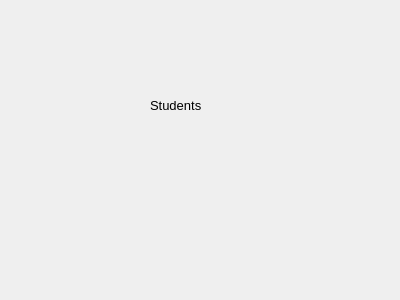
Old version of the form pagestudentsform.ui in the repository thenewcoder/school-administration-system.
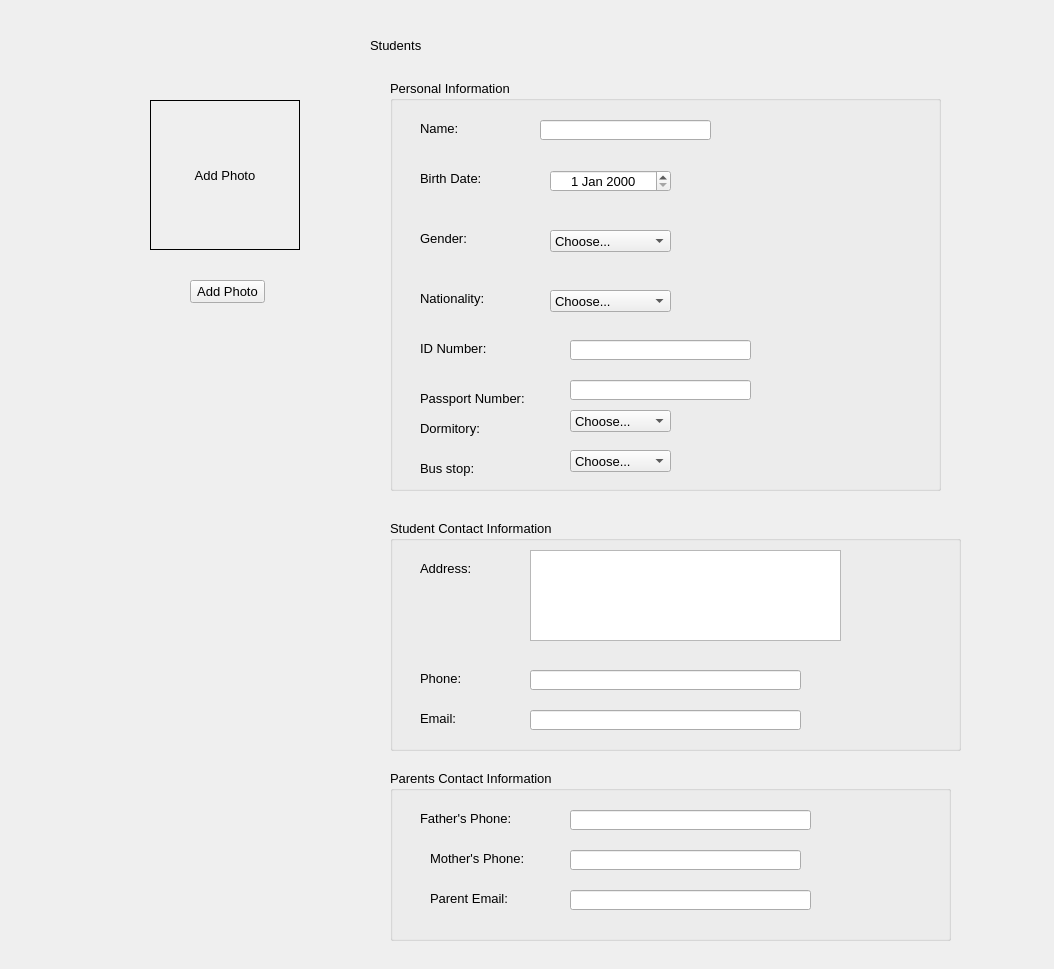
New version of the form.

Commit message: Added basic info to the students form.

What changed in the file:
```diff
--- a/pagestudentsform.ui
+++ b/pagestudentsform.ui
@@ -6,18 +6,23 @@
    <rect>
     <x>0</x>
     <y>0</y>
-    <width>400</width>
-    <height>300</height>
+    <width>1054</width>
+    <height>969</height>
    </rect>
   </property>
+  <property name="font">
+   <font>
+    <pointsize>10</pointsize>
+   </font>
+  </property>
   <property name="windowTitle">
    <string>Form</string>
   </property>
   <widget class="QLabel" name="label">
    <property name="geometry">
     <rect>
-     <x>150</x>
-     <y>70</y>
+     <x>370</x>
+     <y>10</y>
      <width>171</width>
      <height>71</height>
     </rect>
@@ -31,6 +36,450 @@
     <string>Students</string>
    </property>
   </widget>
+  <widget class="QLabel" name="label_2">
+   <property name="geometry">
+    <rect>
+     <x>150</x>
+     <y>100</y>
+     <width>150</width>
+     <height>150</height>
+    </rect>
+   </property>
+   <property name="sizePolicy">
+    <sizepolicy hsizetype="Fixed" vsizetype="Fixed">
+     <horstretch>0</horstretch>
+     <verstretch>0</verstretch>
+    </sizepolicy>
+   </property>
+   <property name="minimumSize">
+    <size>
+     <width>150</width>
+     <height>150</height>
+    </size>
+   </property>
+   <property name="maximumSize">
+    <size>
+     <width>150</width>
+     <height>150</height>
+    </size>
+   </property>
+   <property name="frameShape">
+    <enum>QFrame::Box</enum>
+   </property>
+   <property name="text">
+    <string>Add Photo</string>
+   </property>
+   <property name="alignment">
+    <set>Qt::AlignCenter</set>
+   </property>
+  </widget>
+  <widget class="QPushButton" name="btnAddPhoto">
+   <property name="geometry">
+    <rect>
+     <x>190</x>
+     <y>280</y>
+     <width>75</width>
+     <height>23</height>
+    </rect>
+   </property>
+   <property name="text">
+    <string>Add Photo</string>
+   </property>
+  </widget>
+  <widget class="QGroupBox" name="groupBox">
+   <property name="geometry">
+    <rect>
+     <x>390</x>
+     <y>80</y>
+     <width>551</width>
+     <height>411</height>
+    </rect>
+   </property>
+   <property name="title">
+    <string>Personal Information</string>
+   </property>
+   <widget class="QLabel" name="label_3">
+    <property name="geometry">
+     <rect>
+      <x>30</x>
+      <y>40</y>
+      <width>61</width>
+      <height>16</height>
+     </rect>
+    </property>
+    <property name="text">
+     <string>Name:</string>
+    </property>
+   </widget>
+   <widget class="QLineEdit" name="leName">
+    <property name="geometry">
+     <rect>
+      <x>150</x>
+      <y>40</y>
+      <width>171</width>
+      <height>20</height>
+     </rect>
+    </property>
+   </widget>
+   <widget class="QLabel" name="label_4">
+    <property name="geometry">
+     <rect>
+      <x>30</x>
+      <y>90</y>
+      <width>71</width>
+      <height>16</height>
+     </rect>
+    </property>
+    <property name="text">
+     <string>Birth Date:</string>
+    </property>
+   </widget>
+   <widget class="QDateEdit" name="deBirthDate">
+    <property name="geometry">
+     <rect>
+      <x>160</x>
+      <y>90</y>
+      <width>121</width>
+      <height>22</height>
+     </rect>
+    </property>
+    <property name="alignment">
+     <set>Qt::AlignCenter</set>
+    </property>
+   </widget>
+   <widget class="QLabel" name="label_5">
+    <property name="geometry">
+     <rect>
+      <x>30</x>
+      <y>150</y>
+      <width>61</width>
+      <height>16</height>
+     </rect>
+    </property>
+    <property name="text">
+     <string>Gender:</string>
+    </property>
+   </widget>
+   <widget class="QComboBox" name="cbGender">
+    <property name="geometry">
+     <rect>
+      <x>160</x>
+      <y>150</y>
+      <width>121</width>
+      <height>22</height>
+     </rect>
+    </property>
+    <item>
+     <property name="text">
+      <string>Choose...</string>
+     </property>
+    </item>
+    <item>
+     <property name="text">
+      <string>Male</string>
+     </property>
+    </item>
+    <item>
+     <property name="text">
+      <string>Female</string>
+     </property>
+    </item>
+   </widget>
+   <widget class="QLabel" name="label_6">
+    <property name="geometry">
+     <rect>
+      <x>30</x>
+      <y>210</y>
+      <width>71</width>
+      <height>16</height>
+     </rect>
+    </property>
+    <property name="text">
+     <string>Nationality:</string>
+    </property>
+   </widget>
+   <widget class="QComboBox" name="cbNationality">
+    <property name="geometry">
+     <rect>
+      <x>160</x>
+      <y>210</y>
+      <width>121</width>
+      <height>22</height>
+     </rect>
+    </property>
+    <item>
+     <property name="text">
+      <string>Choose...</string>
+     </property>
+    </item>
+   </widget>
+   <widget class="QLabel" name="label_7">
+    <property name="geometry">
+     <rect>
+      <x>30</x>
+      <y>260</y>
+      <width>81</width>
+      <height>16</height>
+     </rect>
+    </property>
+    <property name="text">
+     <string>ID Number:</string>
+    </property>
+   </widget>
+   <widget class="QLineEdit" name="leIDNumber">
+    <property name="geometry">
+     <rect>
+      <x>180</x>
+      <y>260</y>
+      <width>181</width>
+      <height>20</height>
+     </rect>
+    </property>
+   </widget>
+   <widget class="QLabel" name="label_8">
+    <property name="geometry">
+     <rect>
+      <x>30</x>
+      <y>310</y>
+      <width>111</width>
+      <height>16</height>
+     </rect>
+    </property>
+    <property name="text">
+     <string>Passport Number:</string>
+    </property>
+   </widget>
+   <widget class="QLineEdit" name="lePassportNumber">
+    <property name="geometry">
+     <rect>
+      <x>180</x>
+      <y>300</y>
+      <width>181</width>
+      <height>20</height>
+     </rect>
+    </property>
+   </widget>
+   <widget class="QLabel" name="label_15">
+    <property name="geometry">
+     <rect>
+      <x>30</x>
+      <y>340</y>
+      <width>71</width>
+      <height>16</height>
+     </rect>
+    </property>
+    <property name="text">
+     <string>Dormitory:</string>
+    </property>
+   </widget>
+   <widget class="QLabel" name="label_16">
+    <property name="geometry">
+     <rect>
+      <x>30</x>
+      <y>380</y>
+      <width>71</width>
+      <height>16</height>
+     </rect>
+    </property>
+    <property name="text">
+     <string>Bus stop:</string>
+    </property>
+   </widget>
+   <widget class="QComboBox" name="cbDormitory">
+    <property name="geometry">
+     <rect>
+      <x>180</x>
+      <y>330</y>
+      <width>101</width>
+      <height>22</height>
+     </rect>
+    </property>
+    <item>
+     <property name="text">
+      <string>Choose...</string>
+     </property>
+    </item>
+   </widget>
+   <widget class="QComboBox" name="cbBusStop">
+    <property name="geometry">
+     <rect>
+      <x>180</x>
+      <y>370</y>
+      <width>101</width>
+      <height>22</height>
+     </rect>
+    </property>
+    <item>
+     <property name="text">
+      <string>Choose...</string>
+     </property>
+    </item>
+   </widget>
+  </widget>
+  <widget class="QGroupBox" name="groupBox_2">
+   <property name="geometry">
+    <rect>
+     <x>390</x>
+     <y>520</y>
+     <width>571</width>
+     <height>231</height>
+    </rect>
+   </property>
+   <property name="title">
+    <string>Student Contact Information</string>
+   </property>
+   <widget class="QLabel" name="label_9">
+    <property name="geometry">
+     <rect>
+      <x>30</x>
+      <y>40</y>
+      <width>71</width>
+      <height>16</height>
+     </rect>
+    </property>
+    <property name="text">
+     <string>Address:</string>
+    </property>
+   </widget>
+   <widget class="QPlainTextEdit" name="teAddress">
+    <property name="geometry">
+     <rect>
+      <x>140</x>
+      <y>30</y>
+      <width>311</width>
+      <height>91</height>
+     </rect>
+    </property>
+   </widget>
+   <widget class="QLabel" name="label_10">
+    <property name="geometry">
+     <rect>
+      <x>30</x>
+      <y>150</y>
+      <width>51</width>
+      <height>16</height>
+     </rect>
+    </property>
+    <property name="text">
+     <string>Phone:</string>
+    </property>
+   </widget>
+   <widget class="QLineEdit" name="leStudentPhone">
+    <property name="geometry">
+     <rect>
+      <x>140</x>
+      <y>150</y>
+      <width>271</width>
+      <height>20</height>
+     </rect>
+    </property>
+   </widget>
+   <widget class="QLabel" name="label_11">
+    <property name="geometry">
+     <rect>
+      <x>30</x>
+      <y>190</y>
+      <width>61</width>
+      <height>16</height>
+     </rect>
+    </property>
+    <property name="text">
+     <string>Email:</string>
+    </property>
+   </widget>
+   <widget class="QLineEdit" name="leStudentEmail">
+    <property name="geometry">
+     <rect>
+      <x>140</x>
+      <y>190</y>
+      <width>271</width>
+      <height>20</height>
+     </rect>
+    </property>
+   </widget>
+  </widget>
+  <widget class="QGroupBox" name="groupBox_3">
+   <property name="geometry">
+    <rect>
+     <x>390</x>
+     <y>770</y>
+     <width>561</width>
+     <height>171</height>
+    </rect>
+   </property>
+   <property name="title">
+    <string>Parents Contact Information</string>
+   </property>
+   <widget class="QLabel" name="label_12">
+    <property name="geometry">
+     <rect>
+      <x>30</x>
+      <y>40</y>
+      <width>101</width>
+      <height>16</height>
+     </rect>
+    </property>
+    <property name="text">
+     <string>Father's Phone:</string>
+    </property>
+   </widget>
+   <widget class="QLineEdit" name="leFathersPhone">
+    <property name="geometry">
+     <rect>
+      <x>180</x>
+      <y>40</y>
+      <width>241</width>
+      <height>20</height>
+     </rect>
+    </property>
+   </widget>
+   <widget class="QLabel" name="label_13">
+    <property name="geometry">
+     <rect>
+      <x>40</x>
+      <y>80</y>
+      <width>101</width>
+      <height>16</height>
+     </rect>
+    </property>
+    <property name="text">
+     <string>Mother's Phone:</string>
+    </property>
+   </widget>
+   <widget class="QLineEdit" name="leMothersPhone">
+    <property name="geometry">
+     <rect>
+      <x>180</x>
+      <y>80</y>
+      <width>231</width>
+      <height>20</height>
+     </rect>
+    </property>
+   </widget>
+   <widget class="QLabel" name="label_14">
+    <property name="geometry">
+     <rect>
+      <x>40</x>
+      <y>120</y>
+      <width>91</width>
+      <height>16</height>
+     </rect>
+    </property>
+    <property name="text">
+     <string>Parent Email:</string>
+    </property>
+   </widget>
+   <widget class="QLineEdit" name="leParentEmail">
+    <property name="geometry">
+     <rect>
+      <x>180</x>
+      <y>120</y>
+      <width>241</width>
+      <height>20</height>
+     </rect>
+    </property>
+   </widget>
+  </widget>
  </widget>
  <resources/>
  <connections/>
```
